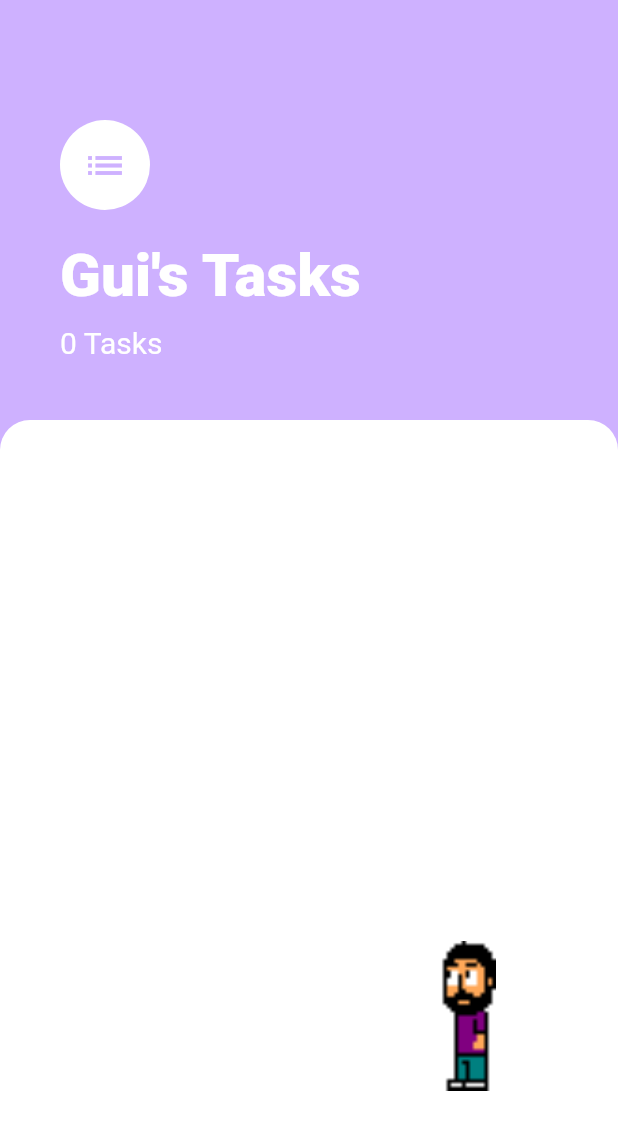
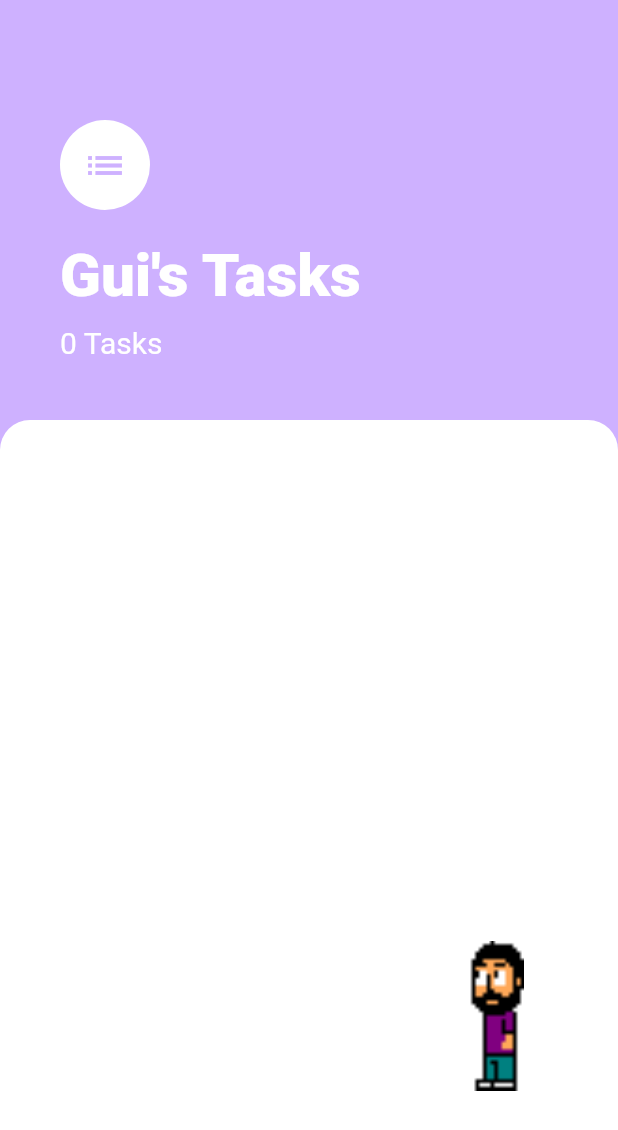
Before and after one commit to Guilherme-Calland/a7_guis_task_app, a Flutter app: the screen it shows after launch, on a phone screen of 412 x 824 dp. Shown: the top 1130 px of the screen. Run offline on Flutter 3.47's test engine with Material 2 defaults, Android fonts, the phone set to English and light mode, and no system bars; our stand-ins replace sqflite; accounts and stored records are empty.

Commit message:
project finnished

```diff
--- a/lib/screens/task.screen.dart
+++ b/lib/screens/task.screen.dart
@@ -10,12 +10,7 @@ class TaskScreen extends StatelessWidget {
   Widget build(BuildContext context) {
     return Expanded(
       child: Container(
-        child: Row(
-          children: <Widget>[
-            TaskList(),
-            Gui()
-          ],
-        ),
+        padding: EdgeInsets.only(left: 22),
         decoration: BoxDecoration(
           color: Colors.white,
           borderRadius: BorderRadius.only(
@@ -23,8 +18,11 @@ class TaskScreen extends StatelessWidget {
             topRight: Radius.circular(20)
           )
         ),
-        padding: EdgeInsets.only(
-          left: 22
+        child: Row(
+          children: <Widget>[
+            TaskList(),
+            Gui(),
+          ],
         ),
       ),
     );
--- a/lib/widgets/gui.dart
+++ b/lib/widgets/gui.dart
@@ -12,6 +12,7 @@ class Gui extends StatelessWidget {
       child: Transform.translate(
         offset: Offset(-24, 50),
         child: MaterialButton(
+          minWidth: 0,
           child: Consumer<GuisTasksData>(
             builder: (context, data, child){
               return data.image;
--- a/lib/widgets/task.list.dart
+++ b/lib/widgets/task.list.dart
@@ -36,7 +36,7 @@ class TaskList extends StatelessWidget {
             },
           );
         }
-      )
+      ),
     );
   }
 }
```
Also changed, not shown: 3 other files.
